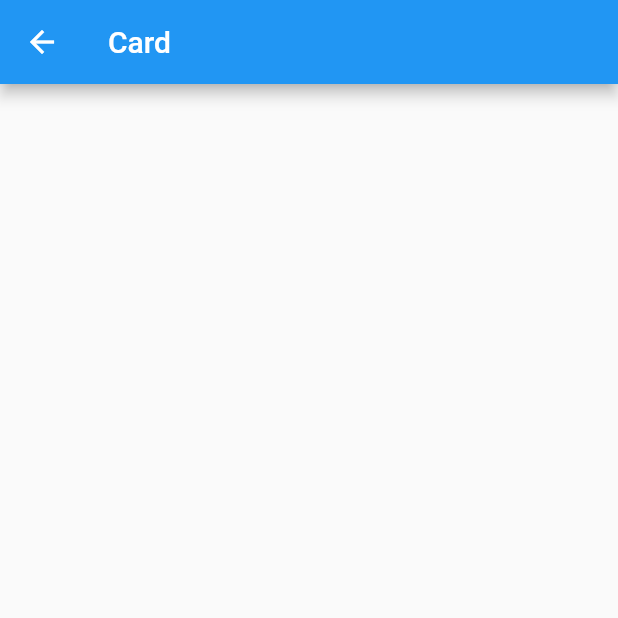
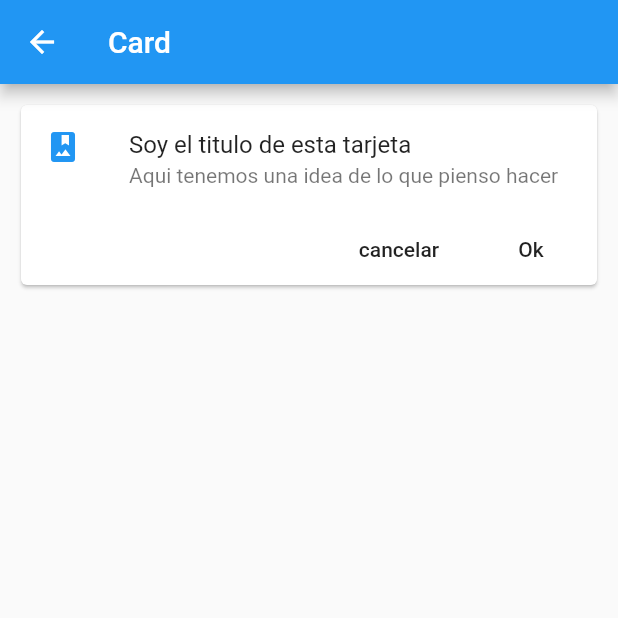
Before and after one commit to kerkox/flutterComponentes, a Flutter app: the CardPage screen opened directly, on a phone screen of 412 x 824 dp, the top half of it. Run offline on Flutter 3.47's test engine with Material 2 defaults, Android fonts, the phone set to English and light mode, and no system bars.

Commit message:
Ajustes para el video No 72

```diff
--- a/lib/src/pages/card_page.dart
+++ b/lib/src/pages/card_page.dart
@@ -1,14 +1,46 @@
 import 'package:flutter/material.dart';
 
 class CardPage extends StatelessWidget {
-
-
   @override
   Widget build(BuildContext context) {
     return Scaffold(
       appBar: AppBar(
         title: Text('Card'),
-       ),
+      ),
+      body: ListView(
+        padding: EdgeInsets.all(10.0),
+        children: <Widget>[_cardTipo1()],
+      ),
+    );
+  }
+
+  Widget _cardTipo1() {
+    return Card(
+      child: Column(
+        children: <Widget>[
+          ListTile(
+            leading: Icon(
+              Icons.photo_album,
+              color: Colors.blue,
+            ),
+            title: Text("Soy el titulo de esta tarjeta"),
+            subtitle: Text("Aqui tenemos una idea de lo que pienso hacer"),
+          ),
+          Row(
+            mainAxisAlignment: MainAxisAlignment.end,
+            children: <Widget>[
+              FlatButton(
+                child: Text("cancelar"),
+                onPressed: () {},
+              ),
+              FlatButton(
+                child: Text("Ok"),
+                onPressed: () {},
+              )
+            ],
+          )
+        ],
+      ),
     );
   }
 }
--- a/lib/src/routes/routes.dart
+++ b/lib/src/routes/routes.dart
@@ -1,5 +1,6 @@
 import 'package:componentes/src/pages/alert_page.dart';
 import 'package:componentes/src/pages/avatar_page.dart';
+import 'package:componentes/src/pages/card_page.dart';
 import 'package:componentes/src/pages/home_page.dart';
 import 'package:flutter/material.dart';
 
@@ -8,5 +9,6 @@ Map<String, WidgetBuilder> getApplicationRoutes() {
     '/': (BuildContext context) => HomePage(),
     'alert': (BuildContext context) => AlertPage(),
     'avatar': (BuildContext context) => AvatarPage(),
+    'card':(BuildContext context) => CardPage(),
   };
 }
```
